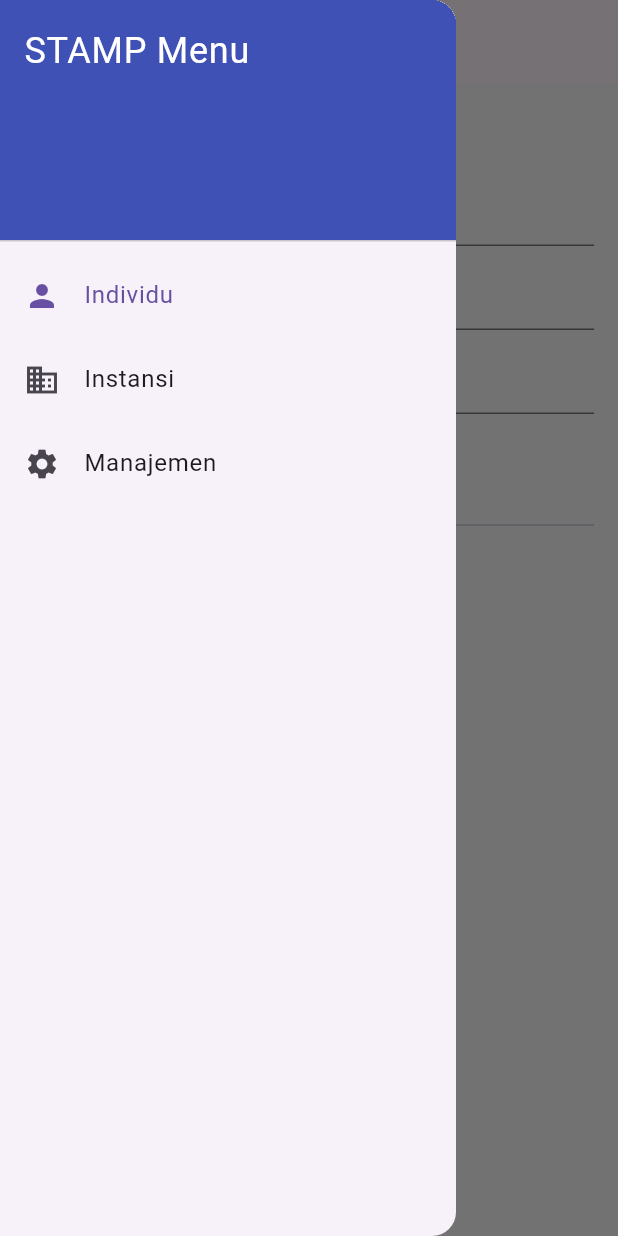
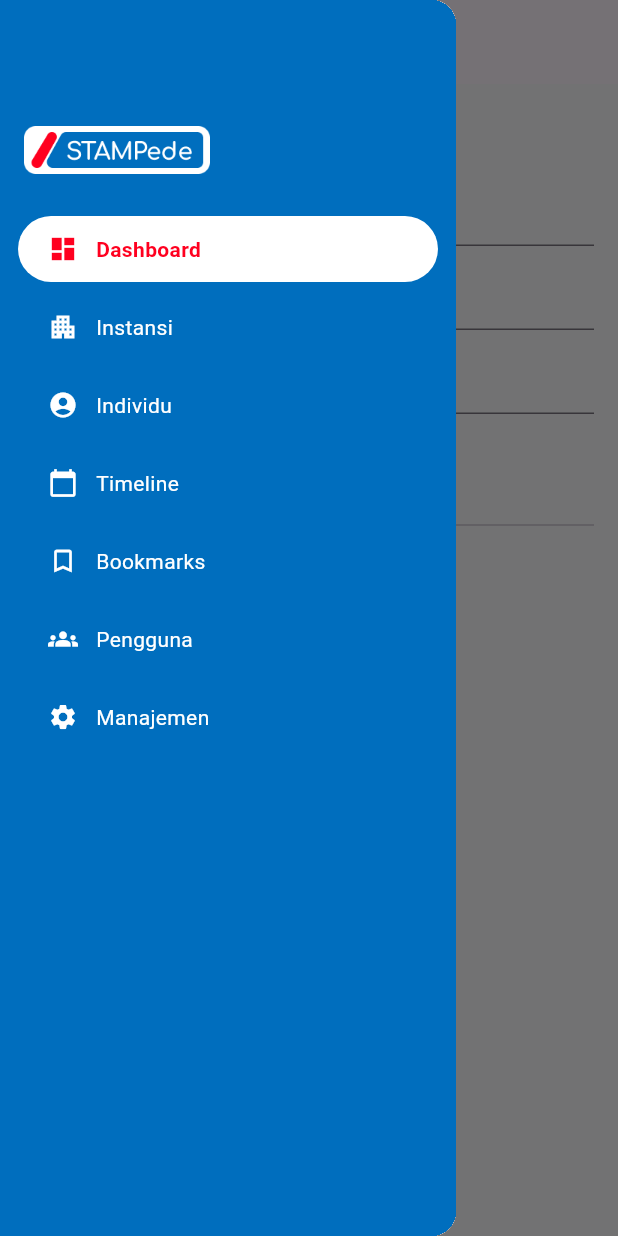
Before and after one commit to irwanphan/stamp-all, a Flutter app: the screen it shows after launch, with the side drawer open, on a phone screen of 412 x 824 dp. Run offline on Flutter 3.47's test engine with Material 3 defaults, Android fonts, the light colour scheme and no system bars; our stand-ins replace sqflite; missing offline and left inert: encrypt; accounts and stored records are empty.

Commit message:
Update sidebar widget to enhance navigation with a custom style and dynamic menu items; add logo asset to improve visual branding and update pubspec.yaml for asset inclusion.

```diff
--- a/lib/widgets/sidebar.dart
+++ b/lib/widgets/sidebar.dart
@@ -1,4 +1,4 @@
-// sidebar.dart
+// sidebar.dart — STAMP Sidebar Custom Style
 import 'package:flutter/material.dart';
 
 class Sidebar extends StatelessWidget {
@@ -7,53 +7,91 @@ class Sidebar extends StatelessWidget {
 
   Sidebar({required this.currentIndex, required this.onTap});
 
+  final List<_MenuItem> menuItems = const [
+    _MenuItem("Dashboard", Icons.dashboard, 0),
+    _MenuItem("Instansi", Icons.apartment, 1),
+    _MenuItem("Individu", Icons.account_circle, 2),
+    _MenuItem("Timeline", Icons.calendar_today, 3),
+    _MenuItem("Bookmarks", Icons.bookmark_border, 4),
+    _MenuItem("Pengguna", Icons.groups, 5),
+    _MenuItem("Manajemen", Icons.settings, 6),
+  ];
+
   @override
   Widget build(BuildContext context) {
     return Drawer(
-      child: ListView(
-        padding: EdgeInsets.zero,
-        children: <Widget>[
-          DrawerHeader(
-            decoration: BoxDecoration(
-              color: Colors.indigo,
+      child: Container(
+        color: Color(0xFF006EBE),
+        child: Column(
+          children: [
+            Container(
+              height: 140,
+              width: double.infinity,
+              alignment: Alignment.bottomLeft,
+              padding: EdgeInsets.symmetric(horizontal: 16, vertical: 24),
+              child: Image.asset('assets/logo.png', height: 32),
             ),
-            child: Text(
-              'STAMP Menu',
+            Expanded(
+              child: ListView.builder(
+                itemCount: menuItems.length,
+                itemBuilder: (context, index) {
+                  final item = menuItems[index];
+                  final isSelected = currentIndex == item.index;
+                  return Padding(
+                    padding: const EdgeInsets.symmetric(
+                        horizontal: 12.0, vertical: 4),
+                    child: Material(
+                      color: isSelected ? Colors.white : Colors.transparent,
+                      borderRadius: BorderRadius.circular(50),
+                      child: InkWell(
+                        borderRadius: BorderRadius.circular(50),
+                        onTap: () {
+                          Navigator.pop(context);
+                          onTap(item.index);
+                        },
+                        child: Padding(
+                          padding: const EdgeInsets.symmetric(
+                              vertical: 12.0, horizontal: 20.0),
+                          child: Row(
+                            children: [
+                              Icon(
+                                item.icon,
+                                size: 20,
+                                color: isSelected
+                                    ? Color(0xFFFF001F)
+                                    : Colors.white,
+                              ),
+                              SizedBox(width: 12),
+                              Text(
+                                item.title,
                                 style: TextStyle(
-                color: Colors.white,
-                fontSize: 24,
+                                  color: isSelected
+                                      ? Color(0xFFFF001F)
+                                      : Colors.white,
+                                  fontWeight: isSelected
+                                      ? FontWeight.w600
+                                      : FontWeight.normal,
+                                ),
+                              ),
+                            ],
                           ),
                         ),
                       ),
-          ListTile(
-            leading: Icon(Icons.person),
-            title: Text('Individu'),
-            selected: currentIndex == 0,
-            onTap: () {
-              Navigator.pop(context);
-              onTap(0);
+                    ),
+                  );
                 },
               ),
-          ListTile(
-            leading: Icon(Icons.business),
-            title: Text('Instansi'),
-            selected: currentIndex == 1,
-            onTap: () {
-              Navigator.pop(context);
-              onTap(1);
-            },
-          ),
-          ListTile(
-            leading: Icon(Icons.settings),
-            title: Text('Manajemen'),
-            selected: currentIndex == 2,
-            onTap: () {
-              Navigator.pop(context);
-              onTap(2);
-            },
             ),
           ],
+        ),
       ),
     );
   }
 }
+
+class _MenuItem {
+  final String title;
+  final IconData icon;
+  final int index;
+  const _MenuItem(this.title, this.icon, this.index);
+}
--- a/pubspec.yaml
+++ b/pubspec.yaml
@@ -20,6 +20,7 @@ flutter:
   uses-material-design: true
   assets:
     - assets/icon.png
+    - assets/logo.png
 
 windows:
   icon: assets/icon.ico
```
Also changed, not shown: assets/logo.png, 1 other file. Lines whose indentation alone changed are shown as unchanged.
